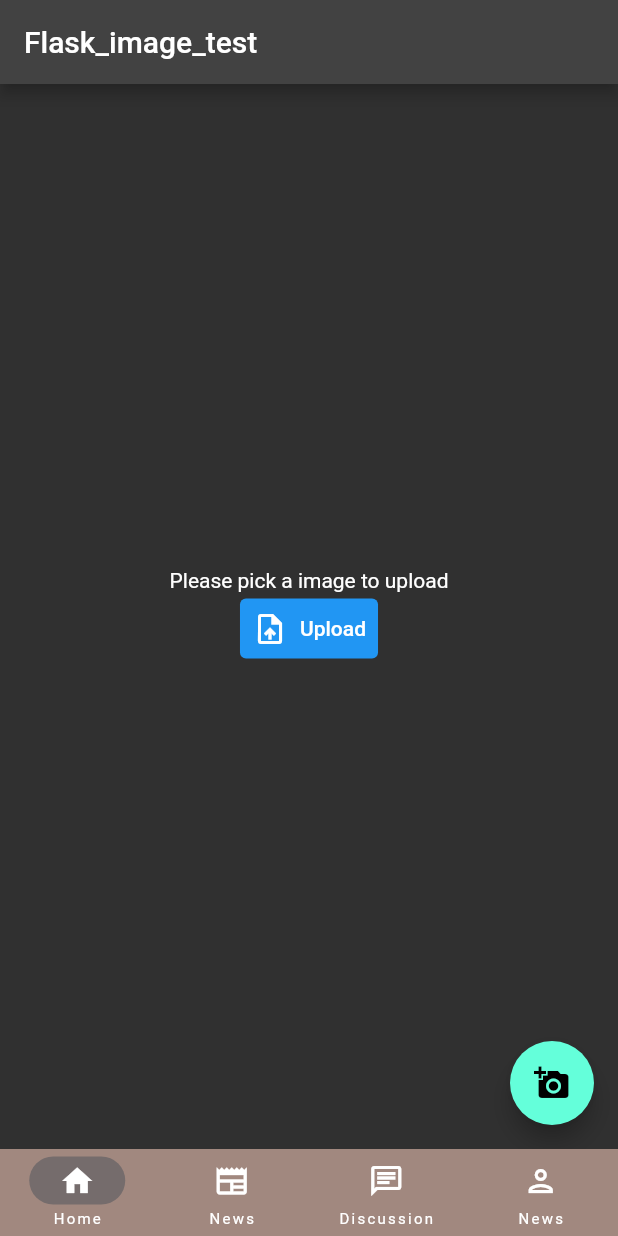
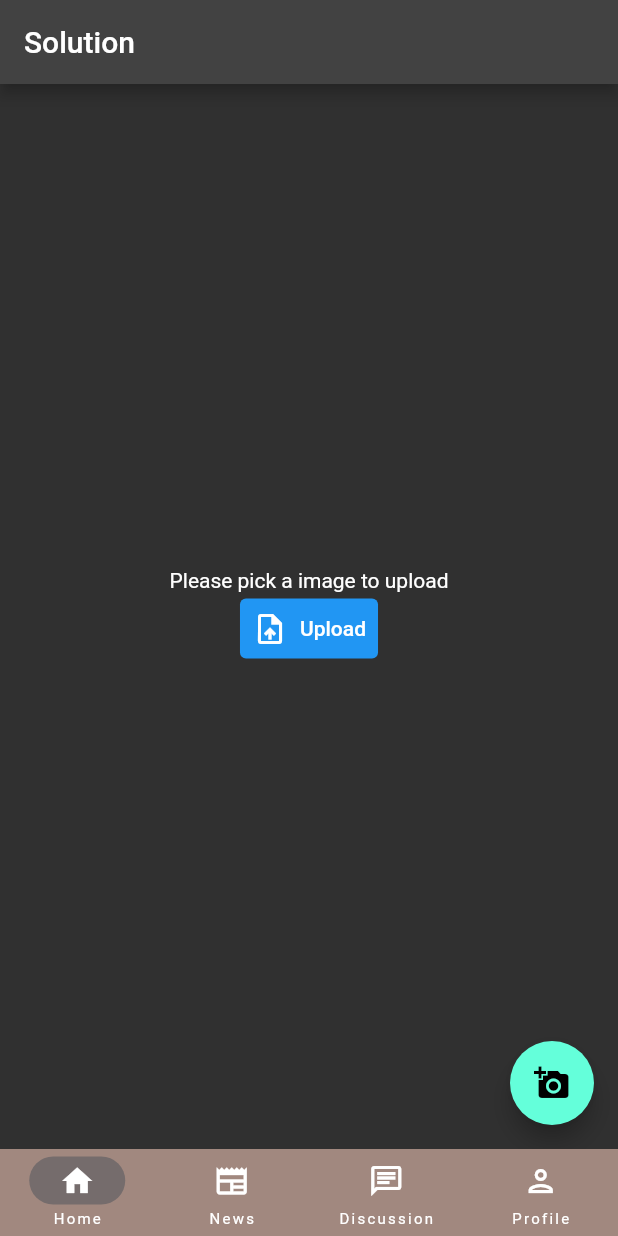
Before and after one commit to HARSH-17177/Agrow-App, a Flutter app: the screen it shows once a user with an empty profile is signed in, on a phone screen of 412 x 824 dp. Run offline on Flutter 3.47's test engine with Material 2 defaults, Android fonts, the light colour scheme and no system bars; our stand-ins replace email_validator, firebase_auth, firebase_core, image_picker; accounts and stored records are empty.

Commit message:
litte changes

```diff
--- a/lib/screen/api_image_send_page.dart
+++ b/lib/screen/api_image_send_page.dart
@@ -43,7 +43,7 @@ class _SolutionState extends State<Solution> {
   Widget build(BuildContext context) {
     return Scaffold(
       appBar: AppBar(
-        title: const Text("Flask_image_test"),
+        title: const Text("Solution"),
       ),
       body: Center(
         child: Column(
--- a/lib/screen/discussion_room.dart
+++ b/lib/screen/discussion_room.dart
@@ -7,7 +7,7 @@ class DiscussionRoom extends StatelessWidget {
   Widget build(BuildContext context) {
     return Scaffold(
       appBar: AppBar(
-        title: const Text("Profile"),
+        title: const Text("Discussion Room"),
       ),
     );
   }
--- a/lib/screen/front screen.dart
+++ b/lib/screen/front screen.dart
@@ -50,7 +50,7 @@ class _HomeScreenState extends State<HomeScreen> {
               NavigationDestination(
                   selectedIcon: Icon(Icons.person),
                   icon: Icon(Icons.person_outlined),
-                  label: 'News'),
+                  label: 'Profile'),
             ],
           )),
       body: Center(child: pages[_currentIndex]),
--- a/lib/screen/latest_news.dart
+++ b/lib/screen/latest_news.dart
@@ -7,7 +7,7 @@ class LatestNews extends StatelessWidget {
   Widget build(BuildContext context) {
     return Scaffold(
       appBar: AppBar(
-        title: const Text("Profile"),
+        title: const Text("News"),
       ),
     );
   }
--- a/lib/screen/profile.dart
+++ b/lib/screen/profile.dart
@@ -9,7 +9,7 @@ class Profile extends StatelessWidget {
     final user = FirebaseAuth.instance.currentUser!;
     return Scaffold(
       appBar: AppBar(
-        title: const Text('Home'),
+        title: const Text('Profile'),
       ),
       body: Padding(
         padding: const EdgeInsets.all(32),
```
